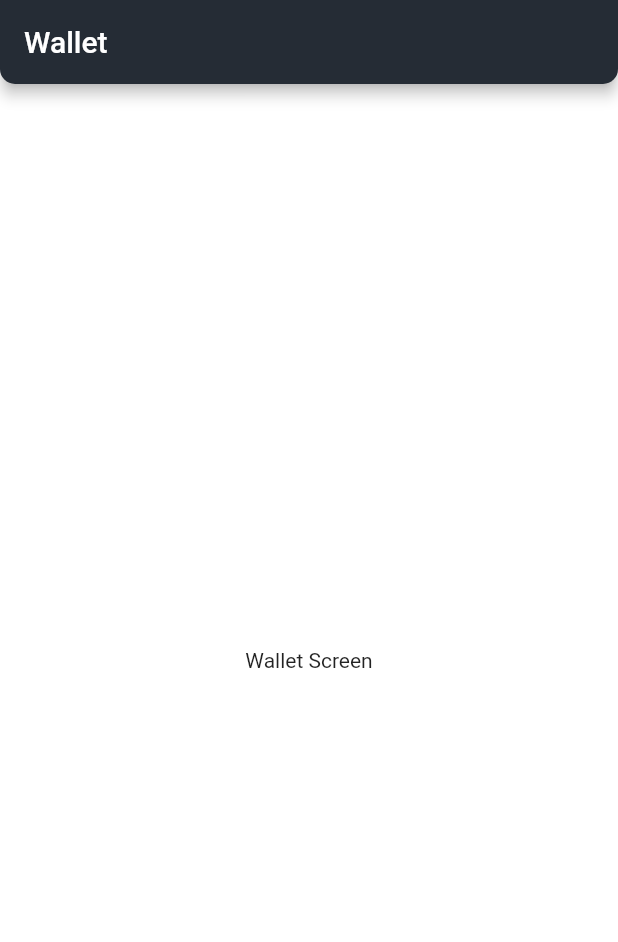
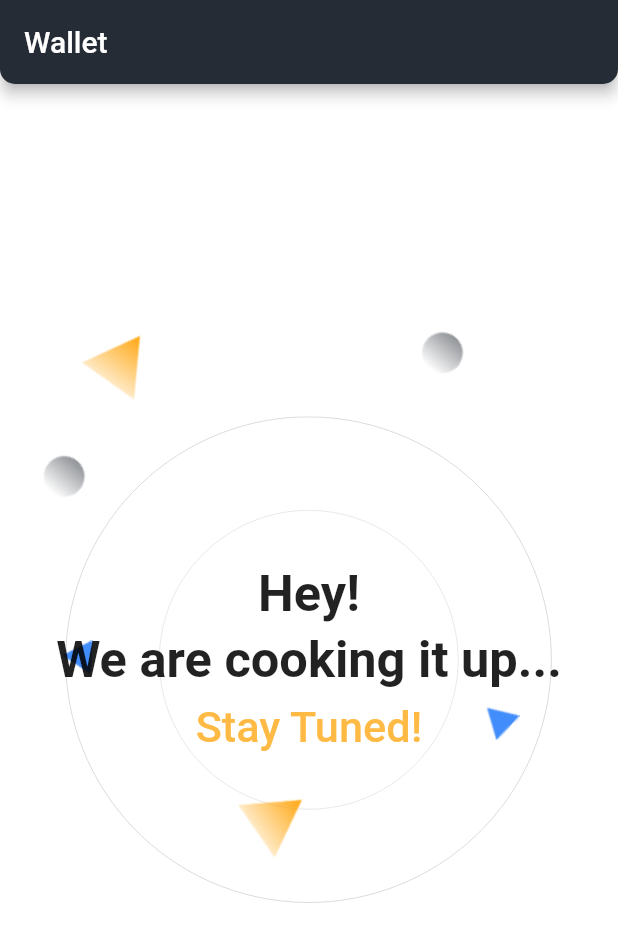
Before and after one commit to TL-TECHNOLOGIES-PRIVATE-LIMITED/tl-everyhome-mobile, a Flutter app: the CusWalletScreen screen opened directly, on a phone screen of 412 x 824 dp. Shown: the top 942 px of the screen. Run offline on Flutter 3.47's test engine with Material 2 defaults, Android fonts, the phone set to English and light mode, and no system bars; our stand-ins replace calendar_date_picker2, flutter_rating_bar, flutter_screenutil, flutter_svg, iconly, material_design_icons_flutter and 2 more.

Commit message:
customer module wallet screen ui done

```diff
--- a/lib/presentation/modules/customer/cus_wallet_screen/cus_wallet_screen.dart
+++ b/lib/presentation/modules/customer/cus_wallet_screen/cus_wallet_screen.dart
@@ -1,4 +1,6 @@
 import 'package:flutter/material.dart';
+import 'package:flutter_screenutil/flutter_screenutil.dart';
+import 'package:flutter_svg/flutter_svg.dart';
 
 class CusWalletScreen extends StatelessWidget {
   const CusWalletScreen({super.key});
@@ -6,13 +8,120 @@ class CusWalletScreen extends StatelessWidget {
   @override
   Widget build(BuildContext context) {
     return Scaffold(
-      appBar: AppBar(
-        automaticallyImplyLeading: false,
-        title: const Text('Wallet'),
-      ),
-      body: const Center(
-        child: Text('Wallet Screen'),
-      ),
-    );
+        appBar: AppBar(
+          automaticallyImplyLeading: false,
+          title: const Text('Wallet'),
+        ),
+        body: Stack(
+          children: [
+            Align(
+              child: SvgPicture.asset('assets/polygons/background_ring.svg'),
+            ),
+            Align(
+              child: SvgPicture.asset(
+                'assets/polygons/background_ring.svg',
+                height: 200,
+                width: 200,
+              ),
+            ),
+
+            //orange triangle
+            Positioned(
+              top: 0.2.sh,
+              left: 0.15.sw,
+              child: RotationTransition(
+                turns: const AlwaysStoppedAnimation(40 / 360),
+                child: Image.asset(
+                  'assets/polygons/polygon_1.png',
+                ),
+              ),
+            ),
+            //black circle
+            Positioned(
+              top: 0.2.sh,
+              right: 0.25.sw,
+              child: RotationTransition(
+                turns: const AlwaysStoppedAnimation(40 / 360),
+                child: Image.asset(
+                  'assets/polygons/Ellipse_1.png',
+                ),
+              ),
+            ),
+            //Black Circle
+            Positioned(
+              top: 0.3.sh,
+              left: 0.07.sw,
+              child: RotationTransition(
+                turns: const AlwaysStoppedAnimation(40 / 360),
+                child: Image.asset(
+                  'assets/polygons/Ellipse_1.png',
+                ),
+              ),
+            ),
+            //Blue traingle
+            Positioned(
+              top: 0.5.sh,
+              right: 0.17.sw,
+              child: RotationTransition(
+                turns: const AlwaysStoppedAnimation(40 / 360),
+                child: Image.asset(
+                  'assets/polygons/polygon_2.png',
+                ),
+              ),
+            ),
+            //Blue Triangle
+            Positioned(
+              top: 0.45.sh,
+              left: 0.1.sw,
+              child: Image.asset('assets/polygons/polygon_2.png'),
+            ),
+            Positioned(
+              top: 0.57.sh,
+              left: 0.4.sw,
+              child: RotationTransition(
+                turns: const AlwaysStoppedAnimation(60 / 360),
+                child: Image.asset(
+                  'assets/polygons/polygon_1.png',
+                ),
+              ),
+            ),
+            Positioned.fill(
+              bottom: 100.h,
+              child: Align(
+                child: Text(
+                  'Hey!',
+                  style: TextStyle(
+                    fontSize: 35.sp,
+                    fontWeight: FontWeight.w600,
+                  ),
+                ),
+              ),
+            ),
+            Positioned.fill(
+              child: Align(
+                child: Text(
+                  'We are cooking it up...',
+                  style: TextStyle(
+                    fontSize: 35.sp,
+                    fontWeight: FontWeight.w600,
+                  ),
+                ),
+              ),
+            ),
+            Positioned.fill(
+              top: 100.h,
+              child: Align(
+                child: Text(
+                  'Stay Tuned!',
+                  style: TextStyle(
+                    fontSize: 30.sp,
+                    fontWeight: FontWeight.w500,
+                    color: const Color(0xffFEBA45),
+                  ),
+                ),
+              ),
+            )
+          ],
+        ));
   }
 }
```
